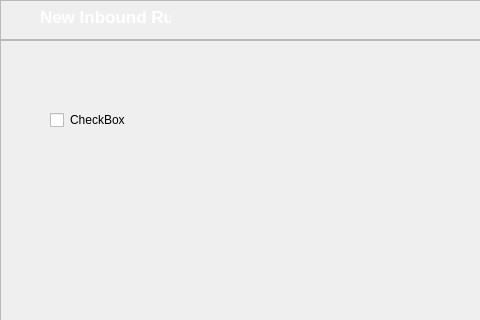
This is components/page2/sub/newInbound.ui in TF-LAVENDER/Lavender as Qt 5 draws it before an edit; both pictures show x 0 to 480 and y 0 to 320 of the 960 by 500 pixel window. The edited form follows.
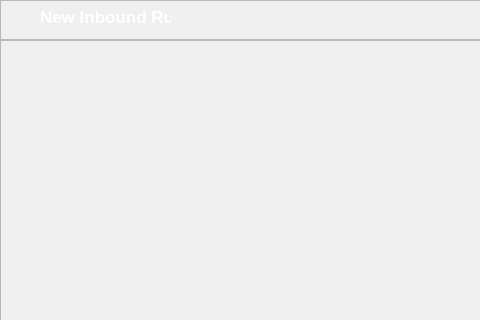
This is the edited form.

Commit message: refactor : delete dummy QCheckBox

```diff
--- a/components/page2/sub/newInbound.ui
+++ b/components/page2/sub/newInbound.ui
@@ -72,42 +72,12 @@
       <pointsize>14</pointsize>
      </font>
     </property>
-    <property name="styleSheet">
-     <string notr="true">QCheckBox::indicator:hover {
-        border-color: #999;
-    }</string>
-    </property>
     <property name="frameShape">
      <enum>QFrame::Shape::StyledPanel</enum>
     </property>
     <property name="frameShadow">
      <enum>QFrame::Shadow::Raised</enum>
     </property>
-    <widget class="QCheckBox" name="checkBox">
-     <property name="geometry">
-      <rect>
-       <x>50</x>
-       <y>70</y>
-       <width>86</width>
-       <height>20</height>
-      </rect>
-     </property>
-     <property name="styleSheet">
-      <string notr="true"/>
-     </property>
-     <property name="text">
-      <string>CheckBox</string>
-     </property>
-     <property name="checked">
-      <bool>false</bool>
-     </property>
-     <property name="autoRepeat">
-      <bool>false</bool>
-     </property>
-     <property name="tristate">
-      <bool>false</bool>
-     </property>
-    </widget>
    </widget>
   </widget>
   <widget class="QMenuBar" name="menubar">
```
The commit also changes 1 other file.
